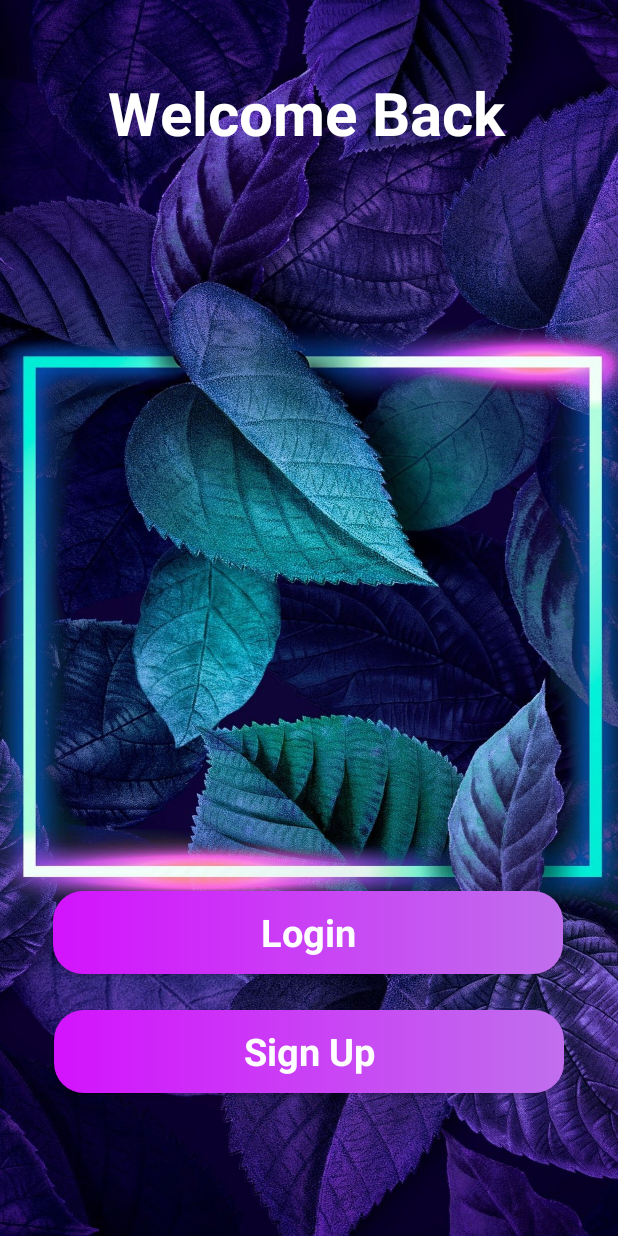
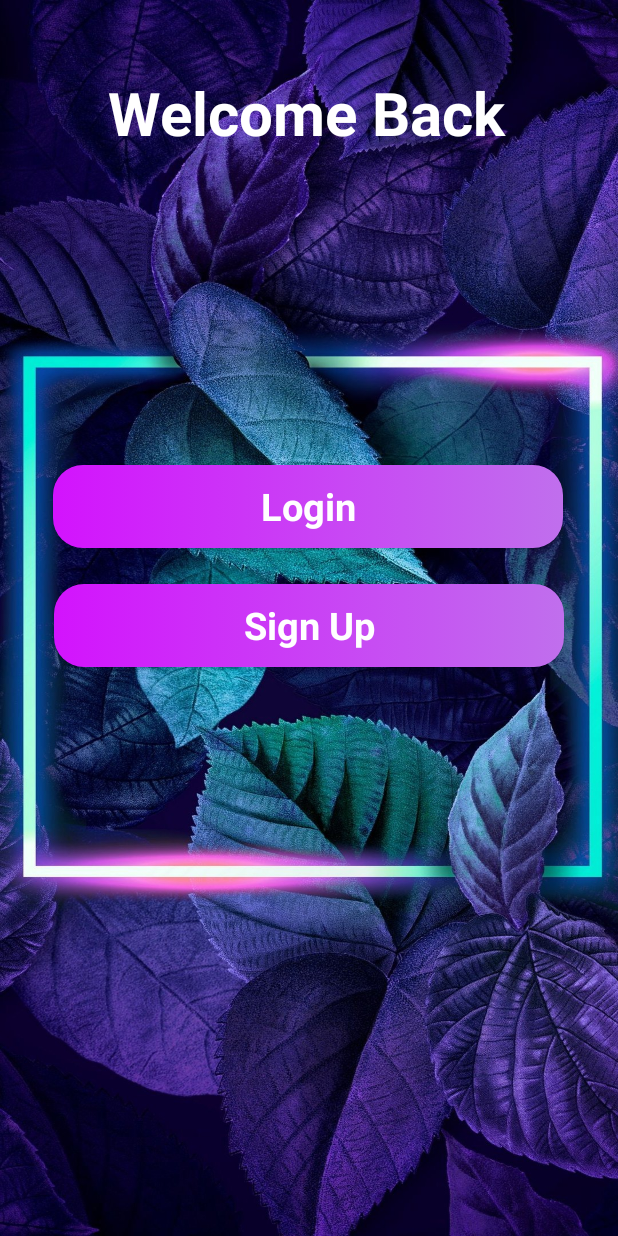
Before and after one commit to AdrianReyes98/shopClothes_App, an Android app: the screen it shows after launch (LoginActivity), on a phone screen of 412 x 824 dp. Run offline under Robolectric (Android 15) with nearby library versions, the phone set to English and light mode, and no system bars.

Commit message:
Commit Jul 14 2:25 AM

```diff
--- a/app/src/main/res/layout/activity_login.xml
+++ b/app/src/main/res/layout/activity_login.xml
@@ -42,7 +42,7 @@
         style="@android:style/Widget.Button"
         android:layout_width="340dp"
         android:layout_height="55dp"
-        android:layout_marginTop="492dp"
+        android:layout_marginTop="208dp"
         android:background="@drawable/button_background"
         android:backgroundTint="@null"
         android:text="@string/login_btn"
@@ -50,7 +50,7 @@
         android:textSize="25sp"
         android:textStyle="bold"
         app:layout_constraintEnd_toEndOf="parent"
-        app:layout_constraintHorizontal_bias="0.49"
+        app:layout_constraintHorizontal_bias="0.492"
         app:layout_constraintStart_toStartOf="parent"
         app:layout_constraintTop_toBottomOf="@+id/textView" />
 
```
